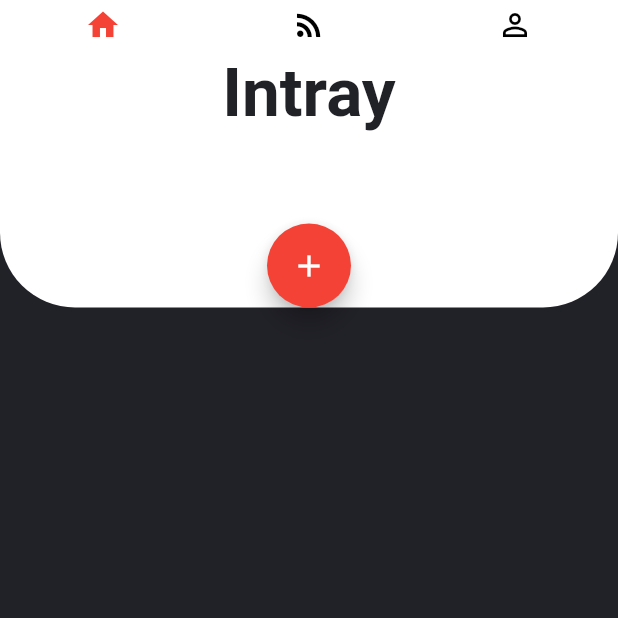
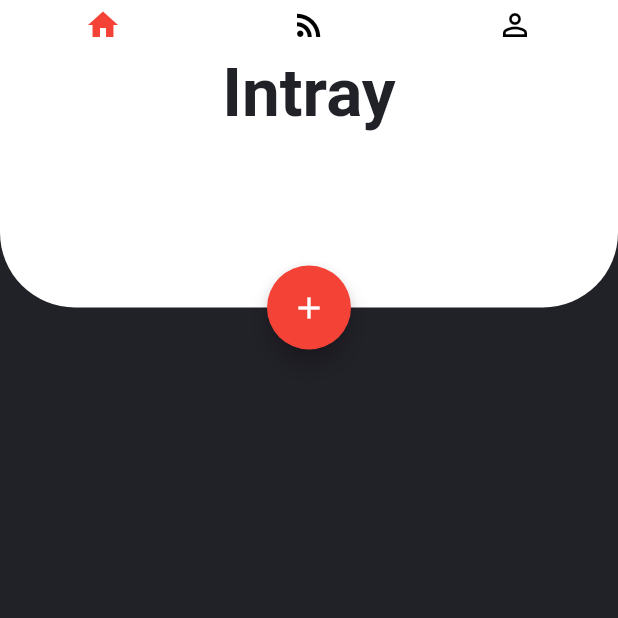
Before and after one commit to fkursun/todoApp, a Flutter app: the screen it shows after launch, on a phone screen of 412 x 824 dp, the top half of it. Run offline on Flutter 3.47's test engine with Material 2 defaults, Android fonts, the phone set to English and light mode, and no system bars; Roboto replaces fonts that are missing (Avenir).

Commit message:
plus button alignment

```diff
--- a/lib/salver.dart
+++ b/lib/salver.dart
@@ -7,6 +7,7 @@ class Salver extends StatelessWidget {
   Widget build(BuildContext context) {
     return Container(
       height: 170,
+      margin: EdgeInsets.only(bottom: 50),
       decoration: BoxDecoration(
           borderRadius: BorderRadius.only(
               bottomLeft: Radius.circular(50),
@@ -22,16 +23,18 @@ class Salver extends StatelessWidget {
               textAlign: TextAlign.start,
             ),
           ),
-          Container(
-            child: Align(
+          Transform.translate(
+            offset: Offset(0, 28),
+            child: Container(
+                child: Align(
               child: FloatingActionButton(
                 child: Icon(Icons.add),
                 backgroundColor: Colors.red,
                 onPressed: () => print("hello"),
               ),
               alignment: Alignment.bottomCenter,
-            ),
-          )
+            )),
+          ),
         ],
       ),
     );
```
